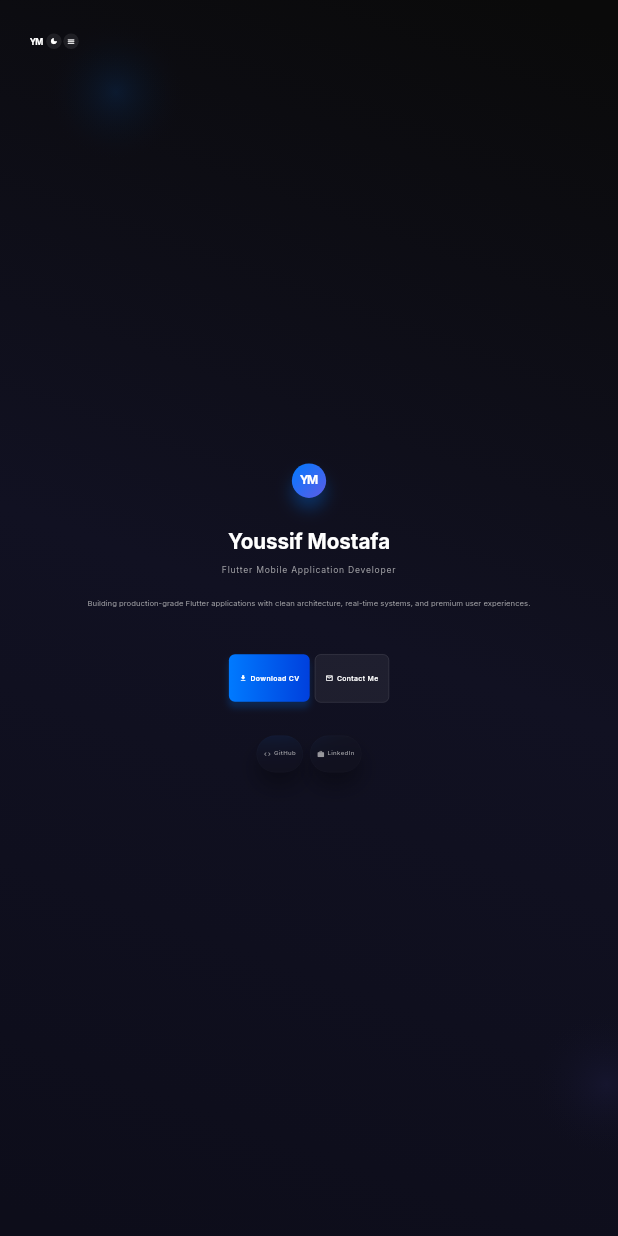
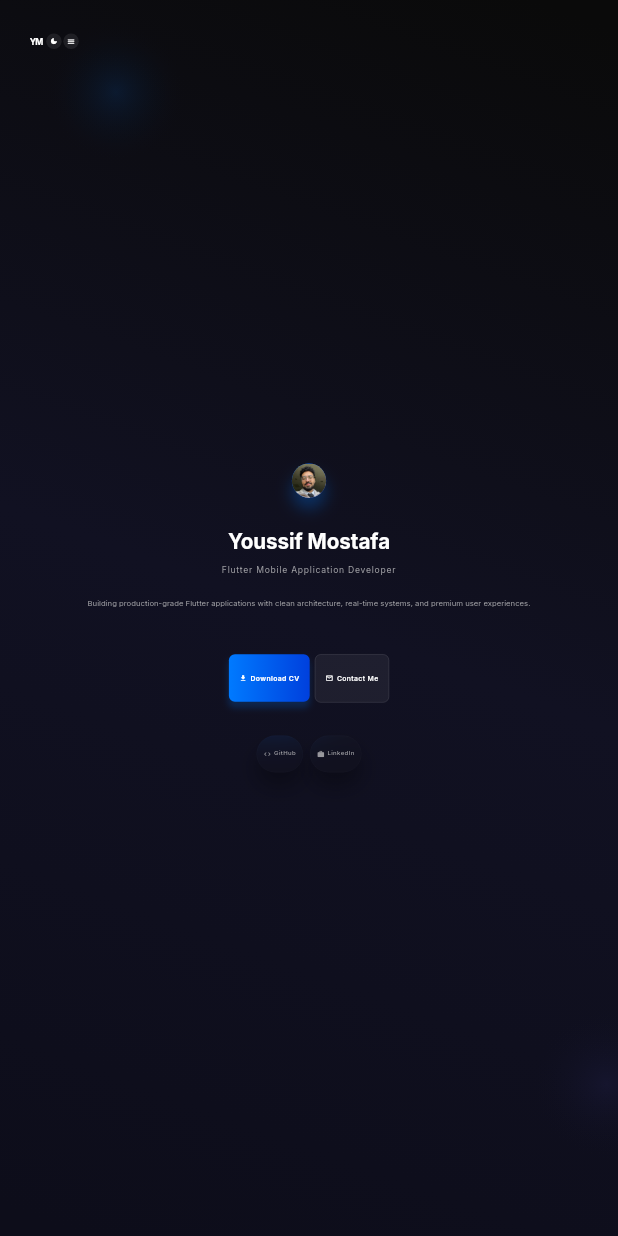
Before and after one commit to youssifmostafa798-art/portfolio, a Flutter app: the screen it shows after launch, on a phone screen of 412 x 824 dp. Run offline on Flutter 3.47's test engine with Material 3 defaults, Android fonts, the phone set to English and light mode, and no system bars; our stand-ins replace flutter_animate, flutter_riverpod, flutter_screenutil, go_router, google_fonts, responsive_framework and 1 more.

Commit message:
Refactor code structure for improved readability and maintainability

```diff
--- a/lib/features/home/presentation/widgets/sections/hero_section.dart
+++ b/lib/features/home/presentation/widgets/sections/hero_section.dart
@@ -54,14 +54,13 @@ class _HeroSectionState extends State<HeroSection>
                   mainAxisAlignment: MainAxisAlignment.center,
                   children: [
                     const Spacer(flex: 2),
-                    _ProfileAvatar(
-                      size: isMobile ? 80.r : 100.r,
-                    ),
+                    _ProfileAvatar(size: isMobile ? 80.r : 100.r),
                     SizedBox(height: isMobile ? 24.h : 32.h),
                     Text(
                       AppConstants.appName,
                       textAlign: TextAlign.center,
-                      style: (isMobile
+                      style:
+                          (isMobile
                                   ? context.textTheme.displayMedium
                                   : context.textTheme.displayLarge)
                               ?.copyWith(
@@ -188,10 +187,7 @@ class _ProfileAvatar extends StatelessWidget {
         gradient: const LinearGradient(
           begin: Alignment.topLeft,
           end: Alignment.bottomRight,
-          colors: [
-            AppColors.primary,
-            AppColors.secondary,
-          ],
+          colors: [AppColors.primary, AppColors.secondary],
         ),
         boxShadow: [
           BoxShadow(
@@ -201,15 +197,12 @@ class _ProfileAvatar extends StatelessWidget {
           ),
         ],
       ),
-      child: Center(
-        child: Text(
-          'YM',
-          style: TextStyle(
-            color: Colors.white,
-            fontSize: size * 0.35,
-            fontWeight: FontWeight.w700,
-            letterSpacing: -1,
-          ),
+      child: ClipOval(
+        child: Image.asset(
+          'assets/images/5.jpeg',
+          width: size,
+          height: size,
+          fit: BoxFit.cover,
         ),
       ),
     );
@@ -284,10 +277,7 @@ class _PrimaryButtonState extends State<_PrimaryButton> {
                 decoration: BoxDecoration(
                   borderRadius: BorderRadius.circular(14.r),
                   gradient: LinearGradient(
-                    colors: [
-                      AppColors.primary,
-                      AppColors.primaryDark,
-                  ],
+                    colors: [AppColors.primary, AppColors.primaryDark],
                   ),
                   boxShadow: _isHovered
                       ? [
@@ -373,12 +363,18 @@ class _SecondaryButtonState extends State<_SecondaryButton> {
                     color: Colors.white.withValues(alpha: 0.2),
                     width: 1.w,
                   ),
-                color: Colors.white.withValues(alpha: _isHovered ? 0.12 : 0.06),
+                  color: Colors.white.withValues(
+                    alpha: _isHovered ? 0.12 : 0.06,
+                  ),
                 ),
                 child: Row(
                   mainAxisSize: MainAxisSize.min,
                   children: [
-                  Icon(widget.icon, size: 18.r, color: AppColors.textPrimaryDark),
+                    Icon(
+                      widget.icon,
+                      size: 18.r,
+                      color: AppColors.textPrimaryDark,
+                    ),
                     SizedBox(width: 8.w),
                     Text(
                       widget.label,
```
Also changed, not shown: lib/features/home/presentation/widgets/sections/about_section.dart (+6 -7 lines), assets/images/5.jpeg (added). Lines whose indentation alone changed are shown as unchanged.
